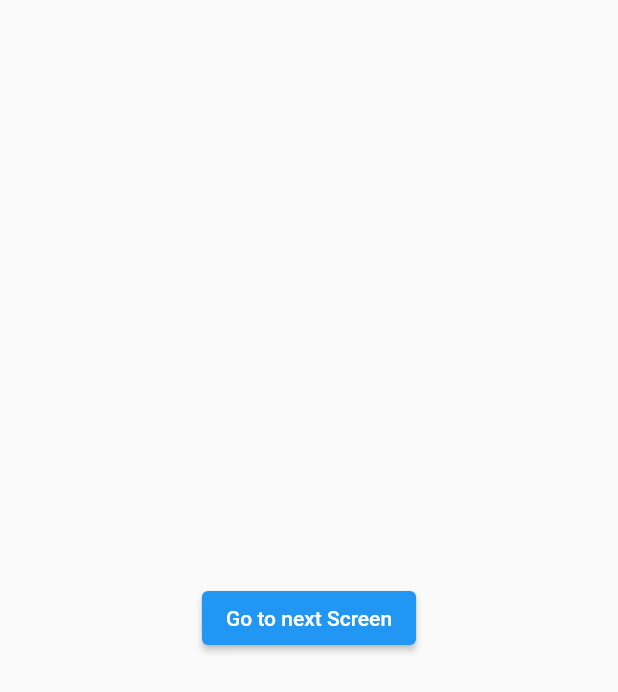
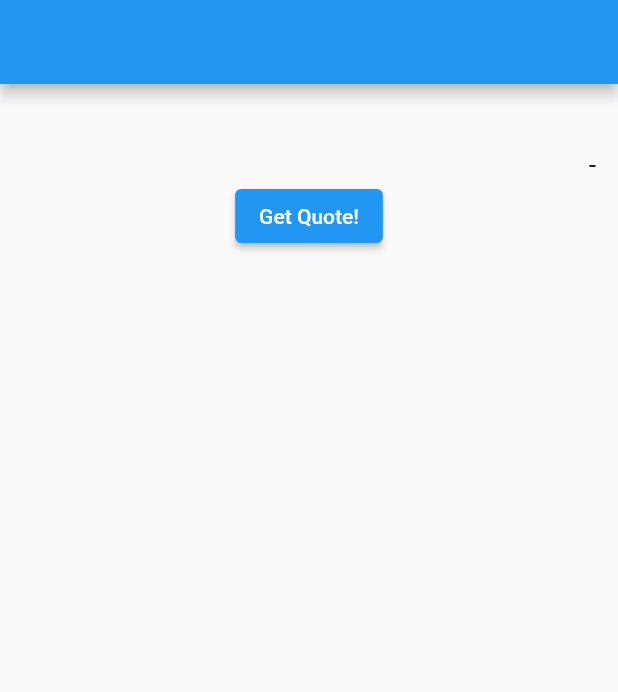
Before and after one commit to YINCOOS/QuotesApp, a Flutter app: the screen it shows after launch, on a phone screen of 412 x 824 dp. Shown: the top 692 px of the screen. Run offline on Flutter 3.47's test engine with Material 2 defaults, Android fonts, the phone set to English and light mode, and no system bars.

```diff
--- a/lib/screens/home_screen.dart
+++ b/lib/screens/home_screen.dart
@@ -3,15 +3,41 @@ import 'package:http/http.dart' as http;
 import 'dart:convert';
 import 'package:quotesapp/screens/second_screen.dart';
 
-class HomeScreen extends StatelessWidget {
+class HomeScreen extends StatefulWidget {
   const HomeScreen({Key? key}) : super(key: key);
 
+  @override
+  State<HomeScreen> createState() => _HomeScreenState();
+}
+
+class _HomeScreenState extends State<HomeScreen> {
+  String quote = "";
+  String author = "";
   @override
   Widget build(BuildContext context) {
     return SafeArea(
       child: Scaffold(
-        body: Center(
-          child: ElevatedButton(
+        appBar: AppBar(),
+        body: Column(
+          children: [
+            Padding(
+              padding: const EdgeInsets.all(10.0),
+              child: Text(
+                quote,
+                style: TextStyle(fontSize: 20),
+              ),
+            ),
+            Padding(
+              padding: const EdgeInsets.only(right: 10.0),
+              child: Align(
+                alignment: Alignment.bottomRight,
+                child: Text(
+                  "- $author",
+                  style: TextStyle(fontSize: 18),
+                ),
+              ),
+            ),
+            ElevatedButton(
               onPressed: () async {
                 var url = Uri.parse('https://type.fit/api/quotes');
                 var response = await http.get(url);
@@ -19,17 +45,20 @@ class HomeScreen extends StatelessWidget {
                 print('Response body: ${response.body}');
                 var data = jsonDecode(response.body);
 
-              String quote = data[0]["text"];
-              String author = data[0]["author"];
+                quote = data[0]["text"];
+                author = data[0]["author"];
 
-              Navigator.of(context).push(MaterialPageRoute(
-                  builder: (context) => SecondScreen(
-                        quoteText: quote,
-                        quoteAuthor: author,
-                      )));
+                setState(() {});
+
+                // Navigator.of(context).push(MaterialPageRoute(
+                //     builder: (context) => SecondScreen(
+                //           quoteText: quote,
+                //           quoteAuthor: author,
+                //         )));
               },
-            child: Text("Go to next Screen"),
+              child: Text("Get Quote!"),
             ),
+          ],
         ),
       ),
     );
```
Also changed, not shown: lib/screens/second_screen.dart (+1 -14 lines). Lines whose indentation alone changed are shown as unchanged.
